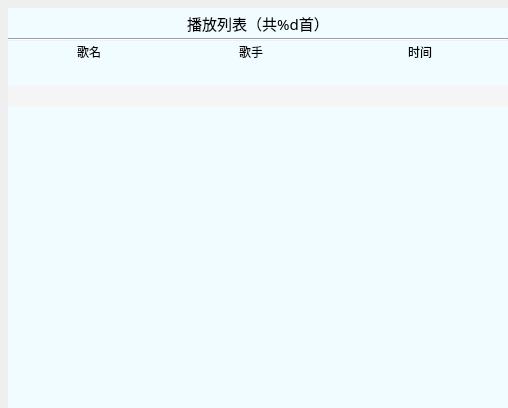
Before: the Qt Designer form ui/playListwidget.ui in MyEternalMoon/PyQt_mp3Player, drawn with Qt 5.
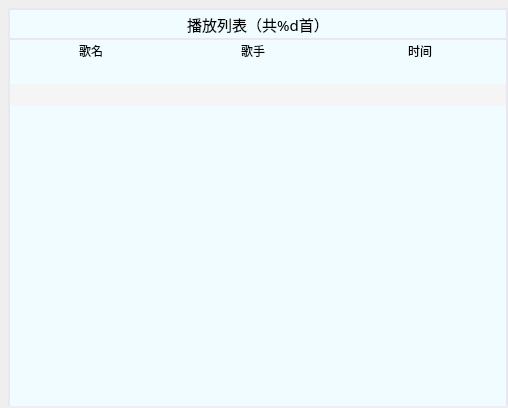
After: the same form once the commit is applied. Icons and pictures are not drawn.

```diff
--- a/ui/playListwidget.ui
+++ b/ui/playListwidget.ui
@@ -51,35 +51,22 @@
      <x>8</x>
      <y>8</y>
      <width>500</width>
-     <height>400</height>
+     <height>398</height>
     </rect>
    </property>
    <property name="styleSheet">
-    <string notr="true">background-color:#f0fcff</string>
+    <string notr="true">background-color:#f0fcff;
+border-style:solid;
+	border-width:2px;
+border-color:#e9e7ef</string>
    </property>
-   <widget class="Line" name="line">
-    <property name="geometry">
-     <rect>
-      <x>0</x>
-      <y>30</y>
-      <width>500</width>
-      <height>3</height>
-     </rect>
-    </property>
-    <property name="styleSheet">
-     <string notr="true">background-color:#e9f1f6;</string>
-    </property>
-    <property name="orientation">
-     <enum>Qt::Horizontal</enum>
-    </property>
-   </widget>
    <widget class="QTableWidget" name="listWidget">
     <property name="geometry">
      <rect>
       <x>0</x>
-      <y>33</y>
+      <y>30</y>
       <width>500</width>
-      <height>367</height>
+      <height>371</height>
      </rect>
     </property>
     <property name="font">
@@ -92,12 +79,13 @@
      <enum>Qt::NoFocus</enum>
     </property>
     <property name="styleSheet">
-     <string notr="true">QTableWidget
+     <string notr="true">QTableWidget QHeaderView{border:none}
+QTableWidget
 {
-
+	
     color:green;    /*前景色：文字颜色*/
     /*gridline-color:red;   */     /*表格中的网格线条颜色*/
-border:none;
+	border-color:#e9e7ef;
     background:#f0fcff;
     /*设置交替颜色，需要在函数属性中设置:tableWidget-&gt;setAlternatingRowColors(true)*/
     alternate-background-color: rgb(245, 245, 245);
@@ -127,7 +115,7 @@
      <enum>QFrame::Raised</enum>
     </property>
     <property name="lineWidth">
-     <number>0</number>
+     <number>1</number>
     </property>
     <property name="horizontalScrollBarPolicy">
      <enum>Qt::ScrollBarAlwaysOff</enum>
@@ -216,6 +204,10 @@
       <pointsize>11</pointsize>
      </font>
     </property>
+    <property name="styleSheet">
+     <string notr="true">border-bottom:none;
+border-color:#e9e7ef</string>
+    </property>
     <property name="text">
      <string>播放列表（共%d首）</string>
     </property>
@@ -227,6 +219,33 @@
     </property>
    </widget>
   </widget>
+  <widget class="QFrame" name="frame">
+   <property name="geometry">
+    <rect>
+     <x>0</x>
+     <y>0</y>
+     <width>508</width>
+     <height>408</height>
+    </rect>
+   </property>
+   <property name="styleSheet">
+    <string notr="true">QFrame { 
+                              background-color: transparent;
+                              border-top: 8px solid qlineargradient(y0:0, y1:1,
+                                stop: 0 #ececef, stop: 1 transparent);
+                              border-left: 8px solid qlineargradient(x0:0, x1:1,
+                                stop: 0 #ececef, stop: 1 transparent);}
+                            </string>
+   </property>
+   <property name="frameShape">
+    <enum>QFrame::StyledPanel</enum>
+   </property>
+   <property name="frameShadow">
+    <enum>QFrame::Raised</enum>
+   </property>
+  </widget>
+  <zorder>frame</zorder>
+  <zorder>widget</zorder>
  </widget>
  <resources>
   <include location="../static/bgsrc.qrc"/>
```
Left out of the diff: 39 changed lines with no effect on the pictures.
